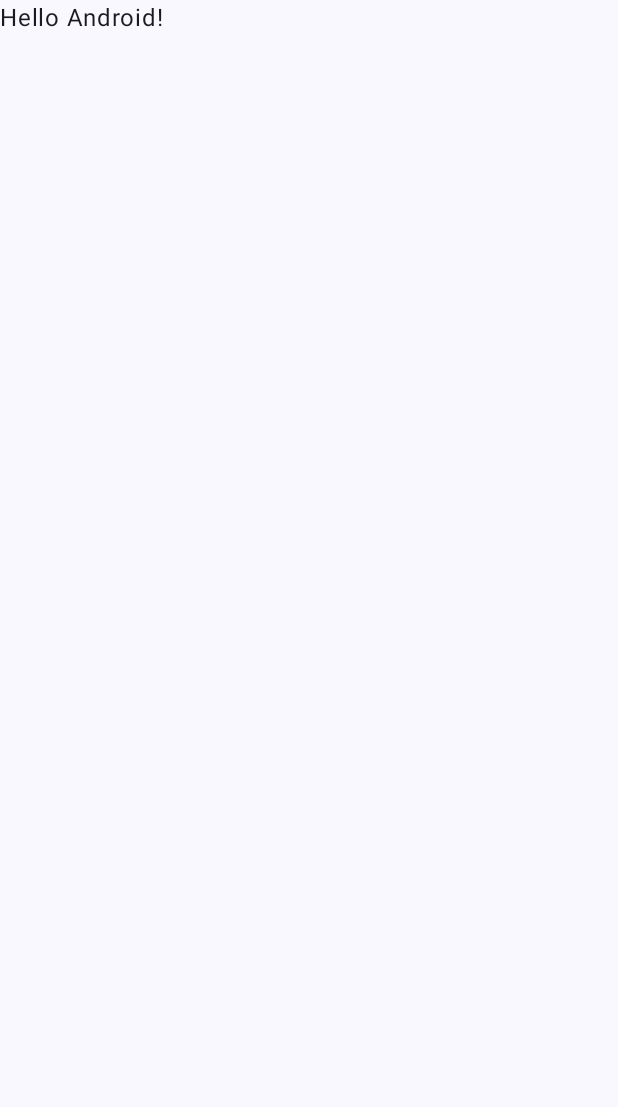
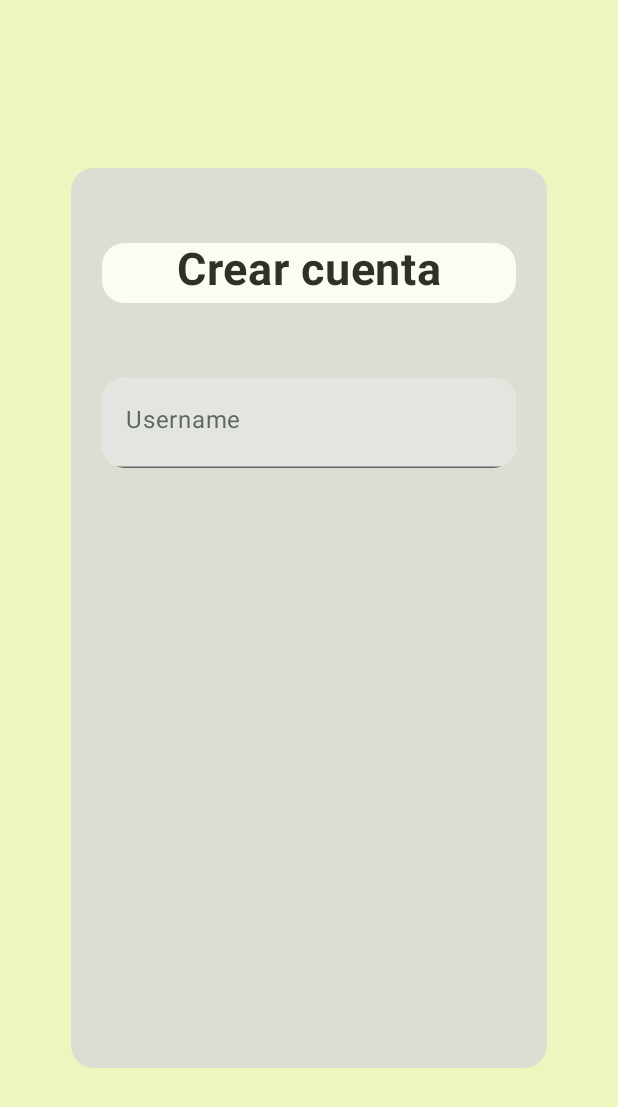
Before and after one commit to Andyfer004/Proyecto_plataformas_moviles, an Android app built with Jetpack Compose: the screen it shows after launch (MainActivity), on a phone screen of 412 x 824 dp. Before the commit the part shown is almost empty. Shown: the top 1107 px of the screen. Run offline under Robolectric (Android 15) with nearby library versions, the phone set to English and light mode, and no system bars.

Commit message:
Commit, creación de MainActivity para uso de Crear cuenta y boton de correo electrónico

```diff
--- a/app/src/main/java/com/example/proyecto_plataformas_mviles/MainActivity.kt
+++ b/app/src/main/java/com/example/proyecto_plataformas_mviles/MainActivity.kt
@@ -3,14 +3,40 @@ package com.example.proyecto_plataformas_mviles
 import android.os.Bundle
 import androidx.activity.ComponentActivity
 import androidx.activity.compose.setContent
+import androidx.compose.foundation.background
+import androidx.compose.foundation.layout.Arrangement
+import androidx.compose.foundation.layout.Column
+import androidx.compose.foundation.layout.Spacer
 import androidx.compose.foundation.layout.fillMaxSize
+import androidx.compose.foundation.layout.fillMaxWidth
+import androidx.compose.foundation.layout.height
+import androidx.compose.foundation.layout.heightIn
+import androidx.compose.foundation.layout.padding
+import androidx.compose.foundation.layout.size
+import androidx.compose.foundation.layout.width
+import androidx.compose.foundation.shape.RoundedCornerShape
+import androidx.compose.material3.ExperimentalMaterial3Api
 import androidx.compose.material3.MaterialTheme
 import androidx.compose.material3.Surface
 import androidx.compose.material3.Text
+import androidx.compose.material3.TextField
 import androidx.compose.runtime.Composable
+import androidx.compose.runtime.getValue
+import androidx.compose.runtime.mutableStateOf
+import androidx.compose.runtime.remember
+import androidx.compose.runtime.setValue
+import androidx.compose.ui.Alignment
 import androidx.compose.ui.Modifier
+import androidx.compose.ui.draw.alpha
+import androidx.compose.ui.graphics.Color
+import androidx.compose.ui.platform.LocalContext
+import androidx.compose.ui.text.font.FontWeight
 import androidx.compose.ui.tooling.preview.Preview
+import androidx.compose.ui.unit.dp
+import androidx.compose.ui.unit.sp
+import com.example.proyecto_plataformas_mviles.ui.theme.Beige
 import com.example.proyecto_plataformas_mviles.ui.theme.Proyecto_Plataformas_móvilesTheme
+import com.example.proyecto_plataformas_mviles.ui.theme.transparent
 
 class MainActivity : ComponentActivity() {
     override fun onCreate(savedInstanceState: Bundle?) {
@@ -18,26 +44,98 @@ class MainActivity : ComponentActivity() {
         setContent {
             Proyecto_Plataformas_móvilesTheme {
                 // A surface container using the 'background' color from the theme
-                Surface(modifier = Modifier.fillMaxSize(), color = MaterialTheme.colorScheme.background) {
-                    Greeting("Android")
+                Surface(modifier = Modifier.fillMaxSize() ,color = Beige ) {
+                    Greeting("")
                 }
             }
         }
     }
 }
 
+@OptIn(ExperimentalMaterial3Api::class)
 @Composable
 fun Greeting(name: String, modifier: Modifier = Modifier) {
-    Text(
-        text = "Hello $name!",
-        modifier = modifier
-    )
-}
+    val context = LocalContext.current
+    var text by remember { mutableStateOf("") }
+    Column(
+        verticalArrangement = Arrangement.Center,
+        horizontalAlignment = Alignment.CenterHorizontally
+    ) {
+        Surface(
+            modifier = modifier
+                .width(317.dp)
+                .height(600.dp)
+                .alpha(0.8f),
+            shape = RoundedCornerShape(15.dp),
+            color = transparent,
+        ) {
+            Column(
+                modifier = Modifier
+                    .fillMaxSize(),
+                    horizontalAlignment = Alignment.CenterHorizontally
+            ) {
+                Spacer(
+                    modifier = Modifier
+                        .height(50.dp)
+                )
+                Surface(
+                    modifier = Modifier
+                        .width(276.dp)
+                        .height(40.dp),
+                    shape = RoundedCornerShape(15.dp),
+                    color = Color.White,
+                ) {
+                    Column(
+                        horizontalAlignment = Alignment.CenterHorizontally,
+                    ) {
+                        Text(
+                            text = "Crear cuenta",
+                            fontSize = 30.sp,
+                            fontWeight = FontWeight.Bold,
+                            style = MaterialTheme.typography.bodyLarge,
+                            color = Color.Black,
+                        )
+
+                    }
+                }
+                Spacer(
+                    modifier = Modifier
+                        .height(50.dp)
+                )
+                Surface(
+                    modifier = Modifier
+                        .width(276.dp)
+                        .height(60.dp),
+                    shape = RoundedCornerShape(15.dp),
+                    color = Color.White,
+                ) {
+                    TextField(
+                        value = text,
+                        onValueChange = { newText ->
+                            if (newText.length <= 10) {
+                                text = newText
+                            }
+                        },
+                        label = { Text("Username") },
+                        textStyle = androidx.compose.ui.text.TextStyle(fontSize = 20.sp),
+                        modifier = Modifier
+                            .width(276.dp)
+                            .padding(0.dp)
+                            .background(Color.Transparent)
+                    )
+
+                }
+                }
+            }
+        }
+    }
+
+
 
 @Preview(showBackground = true)
 @Composable
 fun GreetingPreview() {
     Proyecto_Plataformas_móvilesTheme {
-        Greeting("Android")
+        Greeting("")
     }
 }
--- a/app/src/main/java/com/example/proyecto_plataformas_mviles/ui/theme/Color.kt
+++ b/app/src/main/java/com/example/proyecto_plataformas_mviles/ui/theme/Color.kt
@@ -5,7 +5,8 @@ import androidx.compose.ui.graphics.Color
 val Purple80 = Color(0xFFD0BCFF)
 val PurpleGrey80 = Color(0xFFCCC2DC)
 val Pink80 = Color(0xFFEFB8C8)
-
+val Beige = Color(235, 247, 191, 255)
+val transparent = Color(217, 217, 217)
 val Purple40 = Color(0xFF6650a4)
 val PurpleGrey40 = Color(0xFF625b71)
 val Pink40 = Color(0xFF7D5260)
--- a/app/src/main/java/com/example/proyecto_plataformas_mviles/ui/theme/Theme.kt
+++ b/app/src/main/java/com/example/proyecto_plataformas_mviles/ui/theme/Theme.kt
@@ -10,24 +10,26 @@ import androidx.compose.material3.dynamicLightColorScheme
 import androidx.compose.material3.lightColorScheme
 import androidx.compose.runtime.Composable
 import androidx.compose.runtime.SideEffect
+import androidx.compose.ui.graphics.Color
 import androidx.compose.ui.graphics.toArgb
 import androidx.compose.ui.platform.LocalContext
 import androidx.compose.ui.platform.LocalView
 import androidx.core.view.WindowCompat
 
 private val DarkColorScheme = darkColorScheme(
-    primary = Purple80,
+    primary = Color(255, 167, 254, 255),
     secondary = PurpleGrey80,
     tertiary = Pink80
+
 )
 
 private val LightColorScheme = lightColorScheme(
-    primary = Purple40,
+    primary = Color(255, 230, 167),
     secondary = PurpleGrey40,
-    tertiary = Pink40
+    tertiary = Pink40 ,
+    background = Color(255, 230, 167),
+    /* Other default colors to override
 
-    /* Other default colors to override
-    background = Color(0xFFFFFBFE),
     surface = Color(0xFFFFFBFE),
     onPrimary = Color.White,
     onSecondary = Color.White,
```
